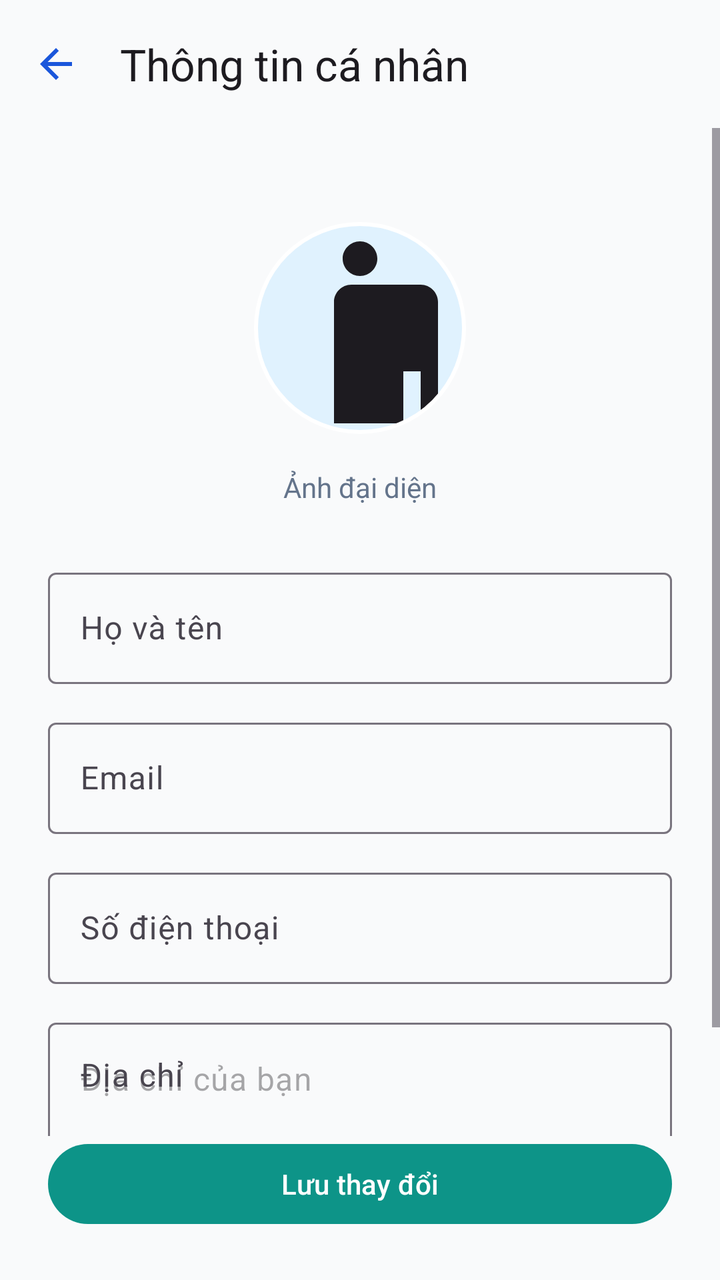
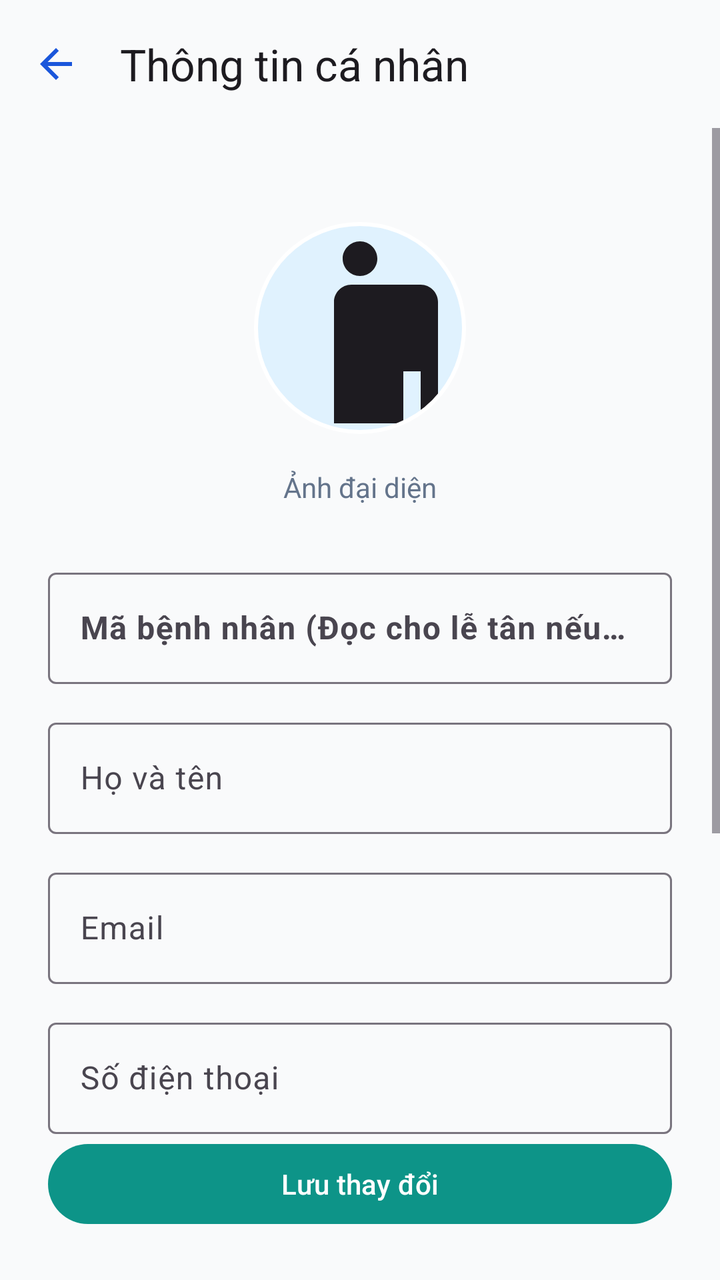

Before-and-after screenshots of an Android layout around one commit, followed by the original layout XML and the change that was made.
<!-- AndroidManifest.xml: application theme Theme.Mobile_android -->
<!-- res/layout/activity_profile.xml -->
<?xml version="1.0" encoding="utf-8"?>
<androidx.constraintlayout.widget.ConstraintLayout xmlns:android="http://schemas.android.com/apk/res/android"
    xmlns:app="http://schemas.android.com/apk/res-auto"
    android:layout_width="match_parent"
    android:layout_height="match_parent"
    android:background="@color/background">

    <com.google.android.material.appbar.MaterialToolbar
        android:id="@+id/toolbar"
        android:layout_width="match_parent"
        android:layout_height="?attr/actionBarSize"
        app:navigationIcon="@drawable/ic_back"
        app:layout_constraintTop_toTopOf="parent"
        app:navigationIconTint="@color/primary"
        app:title="Thông tin cá nhân"/>

    <ScrollView
        android:layout_width="match_parent"
        android:layout_height="0dp"
        app:layout_constraintTop_toBottomOf="@id/toolbar"
        app:layout_constraintBottom_toTopOf="@id/btnSave">

        <LinearLayout
            android:layout_width="match_parent"
            android:layout_height="wrap_content"
            android:orientation="vertical"
            android:padding="24dp">

            <RelativeLayout
                android:layout_width="wrap_content"
                android:layout_height="wrap_content"
                android:layout_gravity="center">

                <com.google.android.material.imageview.ShapeableImageView
                    android:id="@+id/ivProfile"
                    android:layout_width="120dp"
                    android:layout_height="120dp"
                    android:layout_marginTop="16dp"
                    android:src="@drawable/ic_doctor"
                    android:padding="8dp"
                    android:background="@color/medical_primary_soft"
                    app:shapeAppearanceOverlay="@style/CircleAppearance"
                    app:strokeColor="@color/white"
                    app:strokeWidth="2dp"/>

                <ImageView
                    android:id="@+id/ivWarningProfile"
                    android:layout_width="32dp"
                    android:layout_height="32dp"
                    android:layout_alignEnd="@id/ivProfile"
                    android:layout_alignTop="@id/ivProfile"
                    android:layout_marginTop="16dp"
                    android:src="@android:drawable/stat_notify_error"
                    app:tint="@color/warning_amber"
                    android:visibility="gone"/>
            </RelativeLayout>

            <TextView
                android:layout_width="wrap_content"
                android:layout_height="wrap_content"
                android:layout_gravity="center"
                android:layout_marginTop="10dp"
                android:text="Ảnh đại diện"
                android:textColor="@color/text_secondary"/>

            <com.google.android.material.textfield.TextInputLayout
                android:layout_width="match_parent"
                android:layout_height="wrap_content"
                android:layout_marginTop="28dp"
                android:hint="Họ và tên">

                <com.google.android.material.textfield.TextInputEditText
                    android:id="@+id/etName"
                    android:layout_width="match_parent"
                    android:layout_height="wrap_content"
                    android:inputType="textPersonName"
                    android:textSize="16sp"/>
            </com.google.android.material.textfield.TextInputLayout>

            <com.google.android.material.textfield.TextInputLayout
                android:layout_width="match_parent"
                android:layout_height="wrap_content"
                android:layout_marginTop="14dp"
                android:hint="Email">

                <com.google.android.material.textfield.TextInputEditText
                    android:id="@+id/etEmail"
                    android:layout_width="match_parent"
                    android:layout_height="wrap_content"
                    android:enabled="false"
                    android:textSize="16sp"/>
            </com.google.android.material.textfield.TextInputLayout>

            <com.google.android.material.textfield.TextInputLayout
                android:layout_width="match_parent"
                android:layout_height="wrap_content"
                android:layout_marginTop="14dp"
                android:hint="Số điện thoại">

                <com.google.android.material.textfield.TextInputEditText
                    android:id="@+id/etPhone"
                    android:layout_width="match_parent"
                    android:layout_height="wrap_content"
                    android:inputType="phone"
                    android:textSize="16sp"/>
            </com.google.android.material.textfield.TextInputLayout>

            <com.google.android.material.textfield.TextInputLayout
                android:layout_width="match_parent"
                android:layout_height="wrap_content"
                android:layout_marginTop="14dp"
                android:hint="Địa chỉ">

                <com.google.android.material.textfield.TextInputEditText
                    android:id="@+id/etAddress"
                    android:layout_width="match_parent"
                    android:layout_height="wrap_content"
                    android:minLines="3"
                    android:gravity="top"
                    android:hint="Địa chỉ của bạn"
                    android:textSize="16sp"/>
            </com.google.android.material.textfield.TextInputLayout>

        </LinearLayout>
    </ScrollView>

    <com.google.android.material.button.MaterialButton
        android:id="@+id/btnSave"
        android:layout_width="match_parent"
        android:layout_height="wrap_content"
        android:layout_margin="24dp"
        android:text="Lưu thay đổi"
        app:layout_constraintBottom_toBottomOf="parent"/>

</androidx.constraintlayout.widget.ConstraintLayout>
<!-- resources referenced by this layout -->
<resources>
  <color name="background">#F9FAFB</color>
  <color name="medical_primary_soft">#E0F2FE</color>
  <color name="primary">#1A56DB</color>
  <color name="text_secondary">#64748B</color>
  <color name="warning_amber">#FF5A1F</color>
  <color name="white">#FFFFFFFF</color>
  <!-- drawable ic_back (drawable) -->
  <?xml version="1.0" encoding="utf-8"?>
  <vector xmlns:android="http://schemas.android.com/apk/res/android"
      android:width="24dp"
      android:height="24dp"
      android:viewportWidth="24"
      android:viewportHeight="24">
      <path
          android:fillColor="@android:color/white"
          android:pathData="M20,11H7.83l5.59,-5.59L12,4l-8,8 8,8 1.41,-1.41L7.83,13H20v-2z"/>
  </vector>
  <!-- drawable ic_doctor (drawable) -->
  <vector xmlns:android="http://schemas.android.com/apk/res/android"
      android:width="24dp"
      android:height="24dp"
      android:viewportWidth="24"
      android:viewportHeight="24"
      android:tint="?attr/colorOnSurface">
    <path
        android:fillColor="@android:color/white"
        android:pathData="M12,2c1.1,0 2,0.9 2,2s-0.9,2 -2,2 -2,-0.9 -2,-2 0.9,-2 2,-2zM21,9v14h-2v-6h-2v6L9,23L9,9c0,-1.1 0.9,-2 2,-2h8c1.1,0 2,0.9 2,2z"/>
    <path
        android:fillColor="@android:color/white"
        android:pathData="M12.5,11.5c0.83,0 1.5,-0.67 1.5,-1.5s-0.67,-1.5 -1.5,-1.5S11,9.17 11,10s0.67,1.5 1.5,1.5z"/>
  </vector>
  <style name="CircleAppearance" parent="">
          <item name="cornerFamily">rounded</item>
          <item name="cornerSize">50%</item>
      </style>
  <style name="Theme.Mobile_android" parent="Base.Theme.Toothly" />
  <style name="Base.Theme.Toothly" parent="Theme.Material3.Light.NoActionBar">
          <item name="android:statusBarColor">@color/toothly_pearl</item>
          <item name="android:navigationBarColor">@color/toothly_pearl</item>
          <item name="android:windowLightStatusBar">true</item>
          <item name="colorPrimary">@color/toothly_teal</item>
          <item name="colorSurface">@color/toothly_pearl</item>
      </style>
  <color name="toothly_pearl">#f8fafc</color>
  <color name="toothly_teal">#0d9488</color>
</resources>

<!-- the commit's change to res/layout/activity_profile.xml (unified diff, before → after) -->
@@ -67,6 +67,22 @@
                 android:layout_width="match_parent"
                 android:layout_height="wrap_content"
                 android:layout_marginTop="28dp"
+                android:hint="Mã bệnh nhân (Đọc cho lễ tân nếu hỏng Camera)">
+
+                <com.google.android.material.textfield.TextInputEditText
+                    android:id="@+id/etQrCode"
+                    android:layout_width="match_parent"
+                    android:layout_height="wrap_content"
+                    android:enabled="false"
+                    android:textStyle="bold"
+                    android:textColor="@color/primary_blue"
+                    android:textSize="16sp"/>
+            </com.google.android.material.textfield.TextInputLayout>
+
+            <com.google.android.material.textfield.TextInputLayout
+                android:layout_width="match_parent"
+                android:layout_height="wrap_content"
+                android:layout_marginTop="14dp"
                 android:hint="Họ và tên">
 
                 <com.google.android.material.textfield.TextInputEditText
@@ -121,6 +137,16 @@
                     android:textSize="16sp"/>
             </com.google.android.material.textfield.TextInputLayout>
 
+            <com.google.android.material.button.MaterialButton
+                android:id="@+id/btnLogout"
+                style="@style/Widget.Material3.Button.TonalButton"
+                android:layout_width="match_parent"
+                android:layout_height="wrap_content"
+                android:layout_marginTop="32dp"
+                android:text="Đăng xuất"
+                app:backgroundTint="#FEE2E2"
+                android:textColor="#DC2626" />
+
         </LinearLayout>
     </ScrollView>
 
<!-- resource entries referenced after the edit -->
@@ -3,6 +3,7 @@
   <color name="background">#F9FAFB</color>
   <color name="medical_primary_soft">#E0F2FE</color>
   <color name="primary">#1A56DB</color>
+  <color name="primary_blue">#1A56DB</color>
   <color name="text_secondary">#64748B</color>
   <color name="warning_amber">#FF5A1F</color>
   <color name="white">#FFFFFFFF</color>
